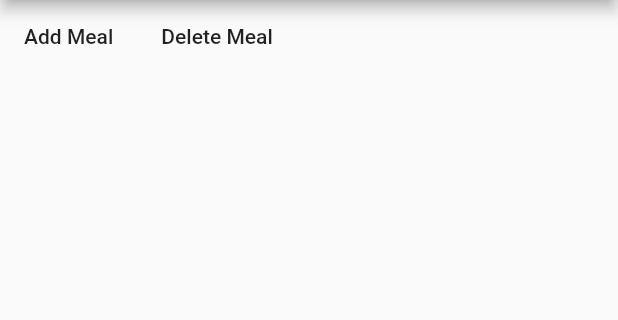
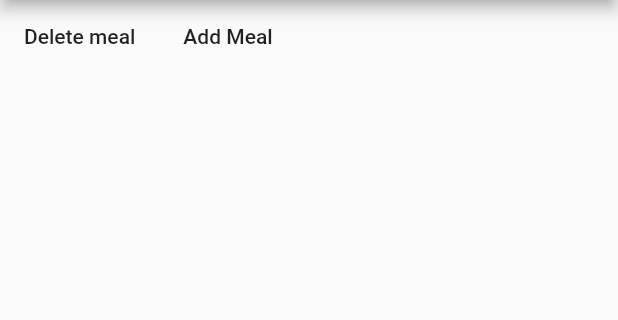
Before and after one commit to RuadhanMulcahy/Pet_Meal_Tracker, a Flutter app: the screen it shows after launch, after a tap on "Add Meal", on a phone screen of 412 x 824 dp, the part 84-404 px from its top. Run offline on Flutter 3.47's test engine with Material 2 defaults, Android fonts, the phone set to English and light mode, and no system bars; our stand-ins replace cloud_firestore; accounts and stored records are empty.

Commit message:
Added more transactions

```diff
--- a/lib/Database/datahandler.dart
+++ b/lib/Database/datahandler.dart
@@ -1,8 +1,10 @@
 import 'package:cloud_firestore/cloud_firestore.dart';
+import 'package:Pet_Meal_Tracker/DateTime/dateTimeHandler.dart';
 
 class DataHandler {
 
   final databaseReference = Firestore.instance;
+  DateTimeHandler dt = new DateTimeHandler();
 
   // Get Meals
   void getMeals() {
@@ -16,18 +18,15 @@ class DataHandler {
   // Add Meal
   void addMeal() {
 
-    var mealTime1 = "9:31";
-    var mealTime2 = "11:44";
-
-    var array = [mealTime1, mealTime2];
+    var mealTime = dt.getTime();
 
     var data = {
-      "02082020": array
+      dt.getDate(): FieldValue.arrayUnion([mealTime]),
     };
 
     databaseReference.collection("Meals")
       .document("rx9zwtilIoMO04XLOw8g")
-        .setData(data).then((value) {
+        .updateData(data).then((value) {
           print("Successful write.");
         }).catchError((error) {
           print(error);
@@ -35,9 +34,19 @@ class DataHandler {
   }
 
   // Delete Meal
-  void deleteMeal(docName, meal) {
-    databaseReference.collection("meals")
-      .document(docName);
+  void deleteMeal(meal) {
+
+    var data = {
+      dt.getDate(): FieldValue.arrayRemove([meal]),
+    };
+
+    databaseReference.collection("Meals")
+      .document("rx9zwtilIoMO04XLOw8g")
+        .updateData(data).then((value) {
+          print("Successfuly removed $meal.");
+        }).catchError((error) {
+          print(error);
+        });
   }
 
   // Add Document
--- /dev/null
+++ b/lib/DateTime/dateTimeHandler.dart
@@ -0,0 +1,22 @@
+class DateTimeHandler {
+
+  // Get Current Date
+  String getDate() {
+
+    var dateTime = DateTime.now().toString();
+
+    List<String> dateTimeSplit = dateTime.split(new RegExp("-*:* *"));
+
+    return dateTimeSplit.sublist(0, 8).join();
+  }
+
+  // Get Current Time
+  String getTime() {
+
+    var dateTime = DateTime.now().toString();
+
+    List<String> dateTimeSplit = dateTime.split(new RegExp("-*:* *"));
+
+    return dateTimeSplit.sublist(8,10).join() + ":" + dateTimeSplit.sublist(10,12).join();
+  }
+}
--- a/lib/main.dart
+++ b/lib/main.dart
@@ -26,18 +26,18 @@ class _MyAppState extends State<MyApp> {
             children: <Widget>[
               FlatButton(
                 onPressed: () {
+                 db.deleteMeal("20:33");
+                },
+                child: Text(
+                  "Delete meal",
+                ),
+              ),
+              FlatButton(
+                onPressed: () {
                  db.addMeal();
                 },
                 child: Text(
                   "Add Meal",
-                ),
-              ),
-              FlatButton(
-                onPressed: () {
-
-                },
-                child: Text(
-                  "Delete Meal",
                 ),
               )
             ]
```
